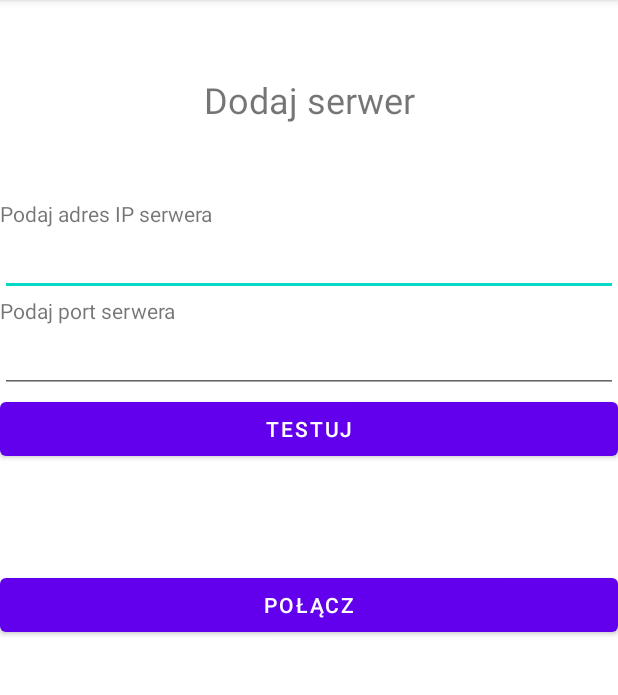
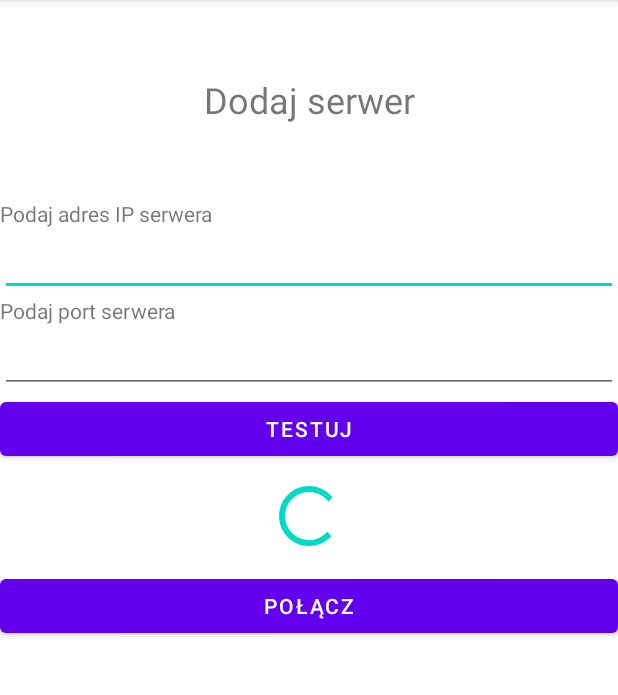
Before and after one commit to matik251/KnxManager_And, an Android app: the screen it shows after launch (ConnectServer), on a phone screen of 412 x 824 dp, the part 84-779 px from its top. Run offline under Robolectric (Android 15) with nearby library versions, the phone set to English and light mode, and no system bars; 2 statements that could not run were skipped.

Commit message:
Dodanie progressbara i fixy

```diff
--- a/KNXManager/app/src/main/java/com/example/knxmanager/ConnectServer.kt
+++ b/KNXManager/app/src/main/java/com/example/knxmanager/ConnectServer.kt
@@ -2,9 +2,11 @@ package com.example.knxmanager
 
 import android.content.Context
 import android.content.SharedPreferences
+import android.opengl.Visibility
 import android.os.Bundle
 import android.view.View
 import android.widget.EditText
+import android.widget.ProgressBar
 import android.widget.TextView
 import androidx.appcompat.app.AppCompatActivity
 import kotlinx.coroutines.CoroutineScope
@@ -18,13 +20,23 @@ class ConnectServer : AppCompatActivity() {
     lateinit var sharedPrefs : SharedPreferences
     var ipAddress : String = ""
 
+
+    lateinit var serverIpET : EditText
+    lateinit var serverPortET : EditText
+    lateinit var serverResponseT : TextView
+
+    lateinit var conProgBar : ProgressBar
+
     override fun onCreate(savedInstanceState: Bundle?) {
         super.onCreate(savedInstanceState)
         setContentView(R.layout.connect_server)
         sharedPrefs = getSharedPreferences(PREFERENCE_FILE_KEY, Context.MODE_PRIVATE)
 
-        var serverIpET = findViewById<EditText>(R.id.editTextTextServerIp)
-        var serverPortET = findViewById<EditText>(R.id.editTextTextServerPort)
+        serverIpET = findViewById<EditText>(R.id.editTextTextServerIp)
+        serverPortET = findViewById<EditText>(R.id.editTextTextServerPort)
+        serverResponseT = findViewById<TextView>(R.id.textView3Response)
+        conProgBar.setVisibility(View.GONE)
+
         var temp = sharedPrefs.getString(PREFERENCE_FILE_KEY, "")
         serverIpET.setText(temp)
         temp = sharedPrefs.getString(PREFERENCE_IP_ADDRESS_PORT, "")
@@ -32,10 +44,7 @@ class ConnectServer : AppCompatActivity() {
     }
 
     fun testServerConnection(view: View) {
-
-        var serverIpET = findViewById<EditText>(R.id.editTextTextServerIp)
-        var serverPortET = findViewById<EditText>(R.id.editTextTextServerPort)
-        var serverResponseT = findViewById<TextView>(R.id.textView3Response)
+        conProgBar.setVisibility(View.VISIBLE)
 
         var urlString: String = "https://" + serverIpET.text + ":" + serverPortET.text
         var srvResponseString = ""
@@ -48,6 +57,7 @@ class ConnectServer : AppCompatActivity() {
             withContext(Dispatchers.Main) {
                 serverResponseT.text = srvResponseString
                 ipAddress = urlString
+                conProgBar.setVisibility(View.GONE)
             }
         }
         serverResponseT.text = srvResponseString
@@ -56,8 +66,6 @@ class ConnectServer : AppCompatActivity() {
     fun saveAndExit(view: View){
         //TODO dodac sprawdzanie czy 200
         var spEdit = sharedPrefs.edit()
-        var serverIpET = findViewById<EditText>(R.id.editTextTextServerIp)
-        var serverPortET = findViewById<EditText>(R.id.editTextTextServerPort)
 
         spEdit.putString(PREFERENCE_IP_ADDRESS_FULL, ipAddress)
         spEdit.putString(PREFERENCE_IP_ADDRESS, serverIpET.text.toString())
--- a/KNXManager/app/src/main/res/layout/connect_server.xml
+++ b/KNXManager/app/src/main/res/layout/connect_server.xml
@@ -63,14 +63,29 @@
             android:onClick="testServerConnection"
             android:text="@string/btn_test_connection" />
 
-        <TextView
-            android:id="@+id/textView3Response"
+        <Space
             android:layout_width="match_parent"
-            android:layout_height="wrap_content" />
+            android:layout_height="10dp" />
+
+        <FrameLayout
+            android:layout_width="match_parent"
+            android:layout_height="50dp">
+
+            <TextView
+                android:id="@+id/textView3Response"
+                android:layout_width="match_parent"
+                android:layout_height="wrap_content" />
+
+            <ProgressBar
+                android:id="@+id/connectionProgressBar"
+                style="?android:attr/progressBarStyle"
+                android:layout_width="match_parent"
+                android:layout_height="wrap_content" />
+        </FrameLayout>
 
         <Space
             android:layout_width="match_parent"
-            android:layout_height="50dp" />
+            android:layout_height="10dp" />
 
         <Button
             android:id="@+id/button"
```
